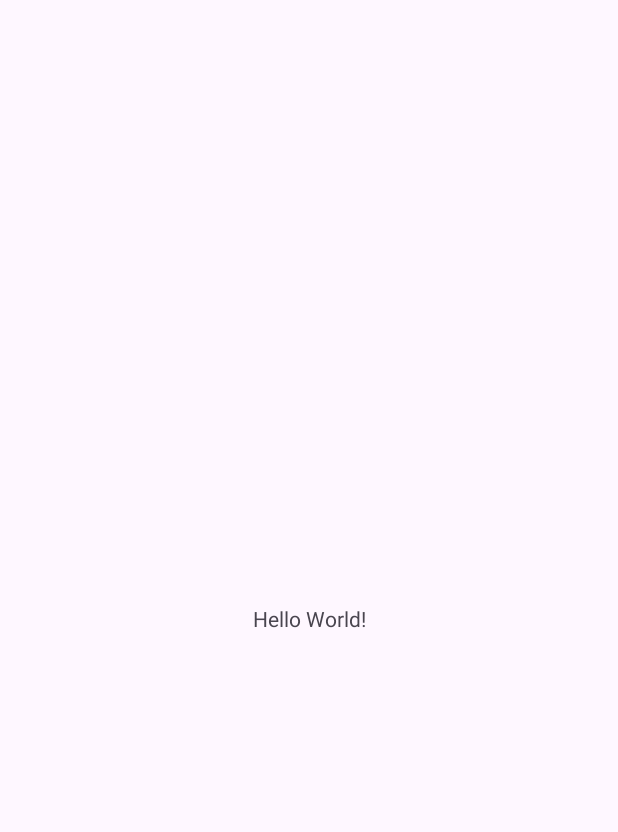
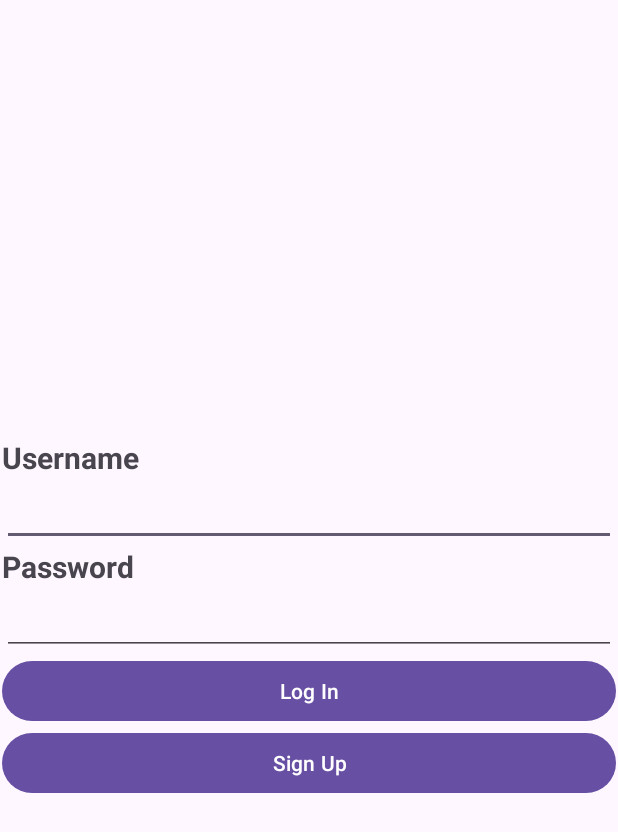
Before and after one commit to AbdEl-Rahman21/ST2-Project, an Android app: the screen it shows after launch (MainActivity before the commit, LoginActivity after it), on a phone screen of 412 x 824 dp. Before the commit the part shown is almost empty. Shown: the top 832 px of the screen. Run offline under Robolectric (Android 15) with nearby library versions, the phone set to English and light mode, and no system bars.

Commit message:
Add Login View

```diff
--- a/app/src/main/AndroidManifest.xml
+++ b/app/src/main/AndroidManifest.xml
@@ -12,7 +12,7 @@
         android:supportsRtl="true"
         android:theme="@style/Theme.ST2Project">
         <activity
-            android:name=".MainActivity"
+            android:name=".LoginActivity"
             android:exported="true">
             <intent-filter>
                 <action android:name="android.intent.action.MAIN" />
--- a/app/src/main/java/com/example/st2_project/MainActivity.java
+++ b/app/src/main/java/com/example/st2_project/LoginActivity.java
@@ -8,13 +8,13 @@ import androidx.core.graphics.Insets;
 import androidx.core.view.ViewCompat;
 import androidx.core.view.WindowInsetsCompat;
 
-public class MainActivity extends AppCompatActivity {
+public class LoginActivity extends AppCompatActivity {
 
     @Override
     protected void onCreate(Bundle savedInstanceState) {
         super.onCreate(savedInstanceState);
         EdgeToEdge.enable(this);
-        setContentView(R.layout.activity_main);
+        setContentView(R.layout.login_activity);
         ViewCompat.setOnApplyWindowInsetsListener(findViewById(R.id.main), (v, insets) -> {
             Insets systemBars = insets.getInsets(WindowInsetsCompat.Type.systemBars());
             v.setPadding(systemBars.left, systemBars.top, systemBars.right, systemBars.bottom);
--- a/app/src/main/res/layout/activity_main.xml
+++ /dev/null
@@ -1,19 +0,0 @@
-<?xml version="1.0" encoding="utf-8"?>
-<androidx.constraintlayout.widget.ConstraintLayout xmlns:android="http://schemas.android.com/apk/res/android"
-    xmlns:app="http://schemas.android.com/apk/res-auto"
-    xmlns:tools="http://schemas.android.com/tools"
-    android:id="@+id/main"
-    android:layout_width="match_parent"
-    android:layout_height="match_parent"
-    tools:context=".MainActivity">
-
-    <TextView
-        android:layout_width="wrap_content"
-        android:layout_height="wrap_content"
-        android:text="Hello World!"
-        app:layout_constraintBottom_toBottomOf="parent"
-        app:layout_constraintEnd_toEndOf="parent"
-        app:layout_constraintStart_toStartOf="parent"
-        app:layout_constraintTop_toTopOf="parent" />
-
-</androidx.constraintlayout.widget.ConstraintLayout>
--- /dev/null
+++ b/app/src/main/res/layout/login_activity.xml
@@ -0,0 +1,67 @@
+<?xml version="1.0" encoding="utf-8"?>
+<androidx.constraintlayout.widget.ConstraintLayout xmlns:android="http://schemas.android.com/apk/res/android"
+    xmlns:app="http://schemas.android.com/apk/res-auto"
+    xmlns:tools="http://schemas.android.com/tools"
+    android:id="@+id/main"
+    android:layout_width="match_parent"
+    android:layout_height="match_parent"
+    tools:context=".LoginActivity">
+
+    <LinearLayout
+        android:layout_width="409dp"
+        android:layout_height="729dp"
+        android:layout_marginStart="1dp"
+        android:layout_marginTop="1dp"
+        android:layout_marginEnd="1dp"
+        android:layout_marginBottom="1dp"
+        android:gravity="center"
+        android:orientation="vertical"
+        app:layout_constraintBottom_toBottomOf="parent"
+        app:layout_constraintEnd_toEndOf="parent"
+        app:layout_constraintStart_toStartOf="parent"
+        app:layout_constraintTop_toTopOf="parent">
+
+        <TextView
+            android:id="@+id/textView2"
+            android:layout_width="match_parent"
+            android:layout_height="wrap_content"
+            android:text="@string/username"
+            android:textSize="20sp"
+            android:textStyle="bold" />
+
+        <EditText
+            android:id="@+id/loginUsername"
+            android:layout_width="match_parent"
+            android:layout_height="wrap_content"
+            android:ems="10"
+            android:inputType="text" />
+
+        <TextView
+            android:id="@+id/textView3"
+            android:layout_width="match_parent"
+            android:layout_height="wrap_content"
+            android:text="@string/password"
+            android:textSize="20sp"
+            android:textStyle="bold" />
+
+        <EditText
+            android:id="@+id/loginPassword"
+            android:layout_width="match_parent"
+            android:layout_height="wrap_content"
+            android:ems="10"
+            android:inputType="textPassword" />
+
+        <Button
+            android:id="@+id/loginButton"
+            android:layout_width="match_parent"
+            android:layout_height="wrap_content"
+            android:text="@string/login" />
+
+        <Button
+            android:id="@+id/signupButton"
+            android:layout_width="match_parent"
+            android:layout_height="wrap_content"
+            android:text="@string/singup" />
+
+    </LinearLayout>
+</androidx.constraintlayout.widget.ConstraintLayout>
--- a/app/src/main/res/values/strings.xml
+++ b/app/src/main/res/values/strings.xml
@@ -1,3 +1,7 @@
 <resources>
     <string name="app_name">ST2-Project</string>
+    <string name="username">Username</string>
+    <string name="password">Password</string>
+    <string name="login">Log In</string>
+    <string name="singup">Sign Up</string>
 </resources>
```
Also changed, not shown: 2 other files.
